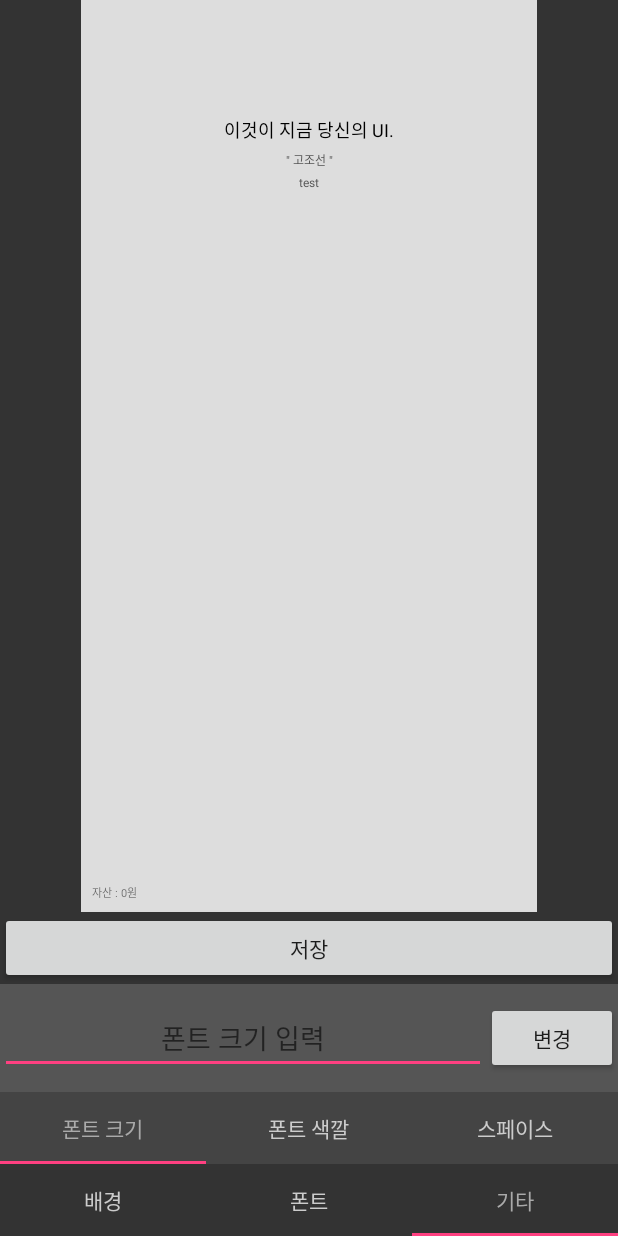
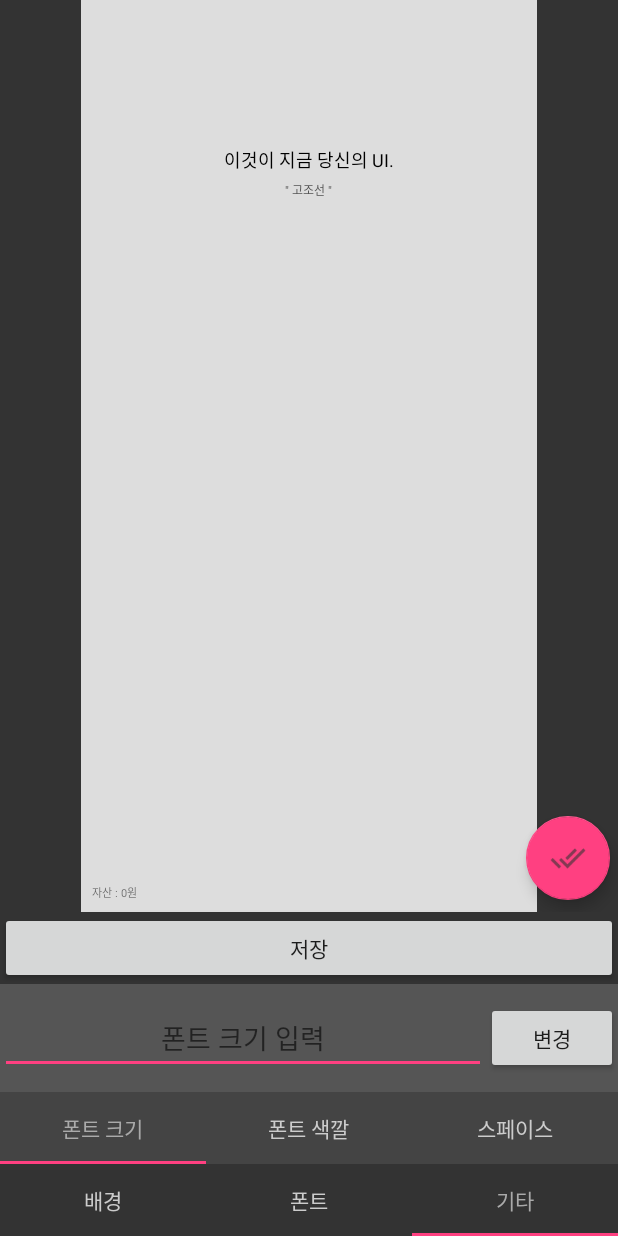
Before and after one commit to HRH-allday/cs496_proj3, an Android app: the CustomizeActivity screen opened directly, with no data from a screen before it, item 3 of the bottom bar chosen, on a phone screen of 412 x 824 dp. Run offline under Robolectric (Android 15) with nearby library versions, the phone set to English and light mode, and no system bars; Roboto replaces fonts that are not available here; 1 statement that could not run was skipped.

Commit message:
customize 화면에서 textview 클릭 가능

```diff
--- a/app/src/main/java/com/example/q/wifitest/CustomizeActivity.java
+++ b/app/src/main/java/com/example/q/wifitest/CustomizeActivity.java
@@ -6,6 +6,7 @@ import android.content.Intent;
 import android.graphics.Point;
 import android.os.AsyncTask;
 import android.os.Bundle;
+import android.support.design.widget.FloatingActionButton;
 import android.support.design.widget.TabLayout;
 import android.support.v4.view.ViewPager;
 import android.support.v7.app.AppCompatActivity;
@@ -23,6 +24,7 @@ import android.widget.Toast;
 import com.google.firebase.iid.FirebaseInstanceId;
 
 import org.json.JSONObject;
+import org.w3c.dom.Text;
 
 import java.io.BufferedReader;
 import java.io.InputStreamReader;
@@ -39,17 +41,17 @@ public class CustomizeActivity extends AppCompatActivity implements TabLayout.On
     private ViewPager viewPager;
     private CustomizeAdapter adapter;
     private ImageView imageView;
-    private TextView textView;
     private TextView coinView;
     private RelativeLayout relativeLayout;
     private FrameLayout frameLayout;
+    private FloatingActionButton selectAllBtn;
     private Button save_btn;
     private int background_index;
     private int font_index;
     private int etc_index;
-    private TextView[] textViews = new TextView[4];
-    private boolean[] isTextViewSelected = { false, false, false, false };
-
+    private int numViews = 3;
+    private TextView[] textViews;
+    private boolean[] isTextViewSelected = { false, false, false };
 
     @Override
     protected void onCreate(Bundle savedInstanceState) {
@@ -94,9 +96,55 @@ public class CustomizeActivity extends AppCompatActivity implements TabLayout.On
             }
         });
 
-        textView = (TextView) findViewById(R.id.customize_preview_font);
+        textViews = new TextView[] {
+                (TextView) findViewById(R.id.customize_preview_ui),
+                (TextView) findViewById(R.id.customize_preview_title),
+                (TextView) findViewById(R.id.customize_preview_coin)
+        };
+
+        for (int i = 0; i < numViews; i++) {
+            final int index = i;
+            textViews[i].setOnClickListener(new View.OnClickListener() {
+                @Override
+                public void onClick(View v) {
+                    if (isTextViewSelected[index]) {
+                        isTextViewSelected[index] = false;
+                        // TODO : 애니메이션 변경
+                        textViews[index].setBackgroundResource(0);
+                    } else {
+                        isTextViewSelected[index] = true;
+                        // TODO : 애니메이션 변경
+                        textViews[index].setBackgroundResource(R.drawable.text_border);
+                   }
+                }
+            });
+        }
+
+        selectAllBtn = (FloatingActionButton) findViewById(R.id.customize_select_all_btn);
+        selectAllBtn.setOnClickListener(new View.OnClickListener() {
+            @Override
+            public void onClick(View v) {
+                for (int i = 0; i < numViews; i++) {
+                    if (!isTextViewSelected[i]) {
+                        for (int j = 0; j < numViews; j++) {
+                            isTextViewSelected[j] = true;
+                            // TODO : 애니메이션
+                            textViews[j].setBackgroundResource(R.drawable.text_border);
+                        }
+                        return;
+                    }
+                }
+
+                for (int i = 0; i < numViews; i++) {
+                    isTextViewSelected[i] = false;
+                    // TODO : 애니메이션 변경
+                    textViews[i].setBackgroundResource(0);
+                }
+            }
+        });
+
         coinView = (TextView) findViewById(R.id.customize_preview_coin);
-        coinView.setText(MainActivity.coin +"원");
+        coinView.setText("자산 : "+MainActivity.coin +"원");
 
         save_btn = (Button) findViewById(R.id.customize_save_btn);
         save_btn.setOnClickListener(new View.OnClickListener() {
@@ -113,6 +161,8 @@ public class CustomizeActivity extends AppCompatActivity implements TabLayout.On
                 saveDialog.setNegativeButton("아니요", new DialogInterface.OnClickListener() {
                     public void onClick(DialogInterface dialog, int which) {
                         dialog.cancel();
+
+
                     }
                 });
                 saveDialog.show();
@@ -151,7 +201,6 @@ public class CustomizeActivity extends AppCompatActivity implements TabLayout.On
     }
 
     public void setPreviewFont(int id, int index) {
-        textView.setText(id);
         font_index = index;
     }
 
--- a/app/src/main/java/com/example/q/wifitest/EtcCustomizeFragment.java
+++ b/app/src/main/java/com/example/q/wifitest/EtcCustomizeFragment.java
@@ -9,6 +9,7 @@ import android.support.v7.widget.RecyclerView;
 import android.view.LayoutInflater;
 import android.view.View;
 import android.view.ViewGroup;
+import android.widget.Button;
 import android.widget.TextView;
 
 /**
@@ -20,8 +21,6 @@ public class EtcCustomizeFragment extends Fragment implements TabLayout.OnTabSel
     private TabLayout tabLayout;
     private ViewPager viewPager;
     private EtcCustomizeFragmentAdapter adapter;
-
-    public EtcCustomizeFragment() {}
 
     @Override
     public View onCreateView(LayoutInflater inflater, ViewGroup container, Bundle savedInstanceState) {
--- a/app/src/main/java/com/example/q/wifitest/ShopActivity.java
+++ b/app/src/main/java/com/example/q/wifitest/ShopActivity.java
@@ -41,7 +41,7 @@ public class ShopActivity extends AppCompatActivity implements TabLayout.OnTabSe
         tabLayout.addOnTabSelectedListener(this);
 
         coinView = (TextView) findViewById(R.id.shop_coin);
-        coinView.setText(money+"원");
+        coinView.setText("자산"+money+"원");
     }
 
     @Override
--- /dev/null
+++ b/app/src/main/res/drawable/text_border.xml
@@ -0,0 +1,9 @@
+<?xml version="1.0" encoding="utf-8"?>
+<shape xmlns:android="http://schemas.android.com/apk/res/android"
+    android:shape="rectangle">
+    <solid android:color="#00000000"/>
+    <stroke
+        android:width="1dp"
+        android:color="#FF0000"/>
+    <corners android:radius="2dp"/>
+</shape>
--- a/app/src/main/res/layout/activity_customize.xml
+++ b/app/src/main/res/layout/activity_customize.xml
@@ -4,12 +4,26 @@
     android:layout_height="match_parent"
     android:background="#333333">
     <FrameLayout
+        android:layout_width="match_parent"
+        android:layout_height="match_parent"
+        android:layout_gravity="center"
+        android:gravity="center"
+        android:layout_weight="1">
+        <android.support.design.widget.FloatingActionButton
+            android:id="@+id/customize_select_all_btn"
+            android:layout_width="wrap_content"
+            android:layout_height="wrap_content"
+            android:layout_gravity="right|bottom"
+            android:layout_marginBottom="8dp"
+            android:layout_marginRight="5dp"
+            android:scaleType="center"
+            android:src="@drawable/ic_select_all_btn" />
+        <FrameLayout
             android:id="@+id/customize_framelayout"
             android:layout_width="match_parent"
             android:layout_height="match_parent"
             android:layout_gravity="center"
-        android:foregroundGravity="center"
-        android:layout_weight="1">
+            android:foregroundGravity="center">
             <ImageView
                 android:id="@+id/customize_preview_background"
                 android:layout_width="match_parent"
@@ -19,61 +33,47 @@
             <RelativeLayout
                 android:id="@+id/customize_preview_texts"
                 android:layout_width="match_parent"
-            android:layout_height="wrap_content"
+                android:layout_height="match_parent"
                 android:layout_gravity="center"
+                android:gravity="center"
                 android:paddingTop="7dp"
                 android:paddingBottom="7dp"
                 android:paddingLeft="7dp"
                 android:paddingRight="7dp">
                 <TextView
                     android:id="@+id/customize_preview_ui"
-                android:layout_width="match_parent"
+                    android:layout_width="wrap_content"
                     android:layout_height="wrap_content"
-                android:gravity="center"
+                    android:layout_centerHorizontal="true"
                     android:text="이것이 지금 당신의 UI."
                     android:textSize="12sp"
                     android:textColor="@color/deep_black"
                     android:layout_marginBottom="5dp"
-                android:layout_marginTop="70dp"/>
+                    android:layout_marginTop="90dp"/>
                 <TextView
                     android:id="@+id/customize_preview_title"
-                android:layout_width="match_parent"
+                    android:layout_width="wrap_content"
                     android:layout_height="wrap_content"
-                android:gravity="center"
+                    android:layout_centerHorizontal="true"
                     android:layout_below="@+id/customize_preview_ui"
                     android:text="@string/init_title"
                     android:textSize="8sp"
                     android:textColor="@color/black"
                     android:layout_marginBottom="3dp"/>
-            <TextView
-                android:id="@+id/customize_preview_font"
-                android:layout_width="match_parent"
-                android:layout_height="wrap_content"
-                android:gravity="center"
-                android:layout_below="@+id/customize_preview_title"
-                android:text="test"
-                android:textSize="8sp"
-                android:textColor="@color/black" />
                 <RelativeLayout
                     android:id="@+id/customize_preview_show_coin"
                     android:layout_width="match_parent"
                     android:layout_height="wrap_content"
                     android:layout_alignParentBottom="true">
                     <TextView
-                    android:id="@+id/customize_preview_notice_coin"
-                    android:layout_width="wrap_content"
-                    android:layout_height="wrap_content"
-                    android:text="자산 : "
-                    android:textSize="7sp"/>
-                <TextView
                         android:id="@+id/customize_preview_coin"
                         android:layout_width="wrap_content"
                         android:layout_height="wrap_content"
                         android:text="구천구백코인"
-                    android:textSize="7sp"
-                    android:layout_toRightOf="@id/customize_preview_notice_coin"/>
+                        android:textSize="7sp" />
                 </RelativeLayout>
             </RelativeLayout>
+        </FrameLayout>
     </FrameLayout>
     <RelativeLayout
         android:layout_width="match_parent"
--- a/app/src/main/res/layout/activity_shop.xml
+++ b/app/src/main/res/layout/activity_shop.xml
@@ -39,11 +39,5 @@
             android:layout_height="wrap_content"
             android:text="구천구백코인"
             android:layout_alignParentRight="true" />
-        <TextView
-            android:id="@+id/shop_notice_coin"
-            android:layout_width="wrap_content"
-            android:layout_height="wrap_content"
-            android:text="자산 : "
-            android:layout_toLeftOf="@id/shop_coin"/>
     </RelativeLayout>
 </LinearLayout>
```
Also changed, not shown: app/src/main/java/com/example/q/wifitest/MainActivity.java (+2 -7 lines), app/src/main/res/layout/activity_main.xml (+3 -18 lines), app/src/main/res/drawable-hdpi/ic_select_all_btn.png (added), app/src/main/res/drawable-mdpi/ic_select_all_btn.png (added), app/src/main/res/drawable-xhdpi/ic_select_all_btn.png (added), app/src/main/res/drawable-xxhdpi/ic_select_all_btn.png (added). Lines whose indentation alone changed are shown as unchanged.
